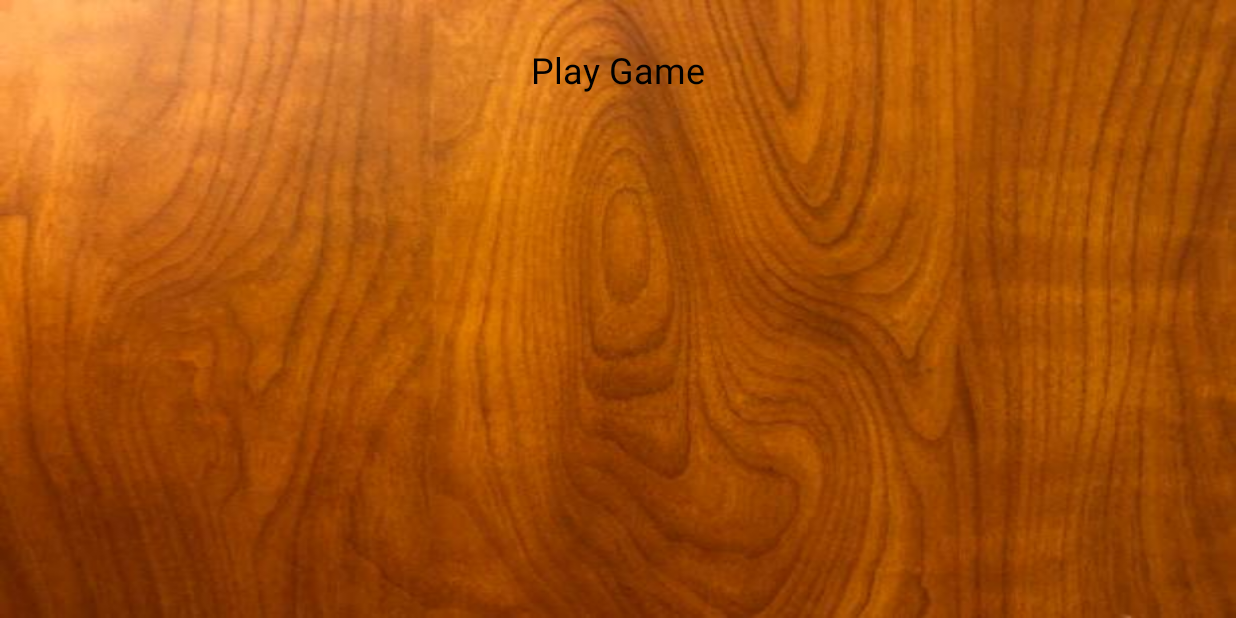
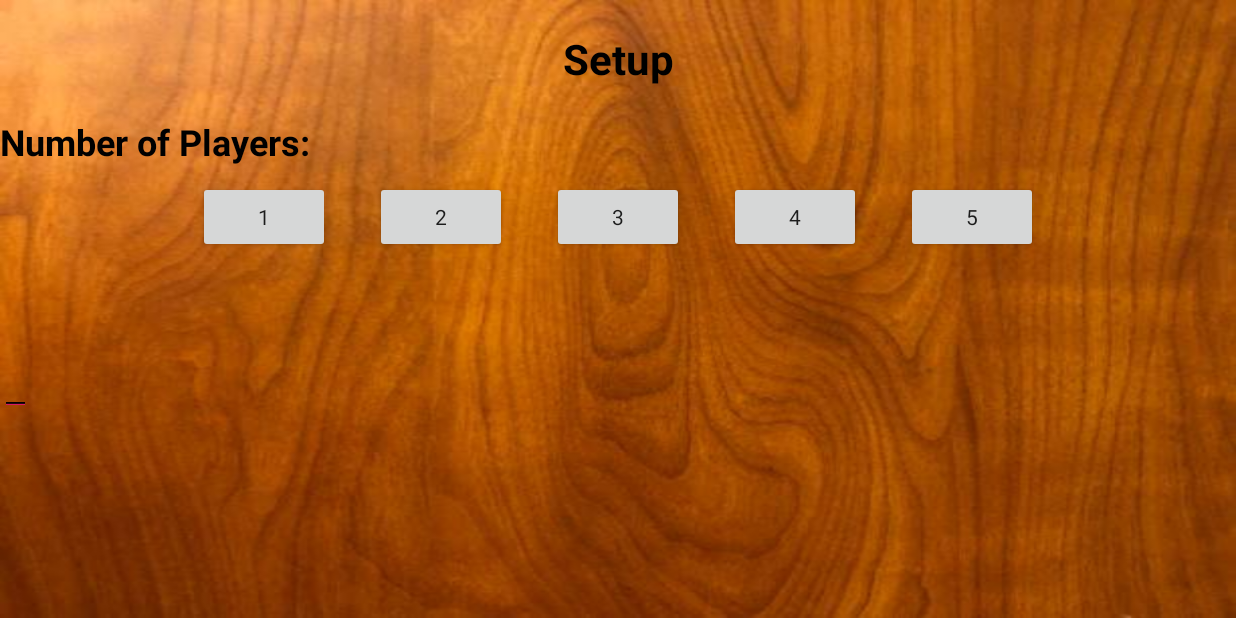
Before and after one commit to dignified-farkle-coders/dignified-farkle-client, an Android app: the screen it shows after launch (PlayGameActivity before the commit, GameSetupActivity after it), after a tap on "PLAY GAME", on a phone screen of 824 x 412 dp (held sideways). Run offline under Robolectric (Android 15) with nearby library versions, the phone set to English and light mode, and no system bars.

Commit message:
Working with the buttons

```diff
--- a/app/src/main/AndroidManifest.xml
+++ b/app/src/main/AndroidManifest.xml
@@ -9,6 +9,11 @@
     android:roundIcon="@mipmap/ic_launcher_round"
     android:supportsRtl="true"
     android:theme="@style/AppTheme">
+    <activity
+      android:name=".GameSetupActivity"
+      android:screenOrientation="landscape"
+      android:theme="@style/AppTheme.NoActionBar">
+    </activity>
     <activity
       android:name=".PlayGameActivity"
       android:screenOrientation="landscape"
--- /dev/null
+++ b/app/src/main/java/io/farkle/dignified_farkle_client/GameSetupActivity.java
@@ -0,0 +1,121 @@
+package io.farkle.dignified_farkle_client;
+
+import android.content.Intent;
+import android.view.View;
+import android.view.View.OnClickListener;
+import android.widget.Button;
+import android.widget.TextView;
+import androidx.appcompat.app.AppCompatActivity;
+import android.os.Bundle;
+
+public class GameSetupActivity extends AppCompatActivity {
+  Button button1, button2, button3, button4, button5;
+  String hello;
+  View view;
+  TextView textView;
+
+  @Override
+  protected void onCreate(Bundle savedInstanceState) {
+    super.onCreate(savedInstanceState);
+    setContentView(R.layout.activity_game_setup);
+
+    button1 = findViewById(R.id.button1);
+    textView = findViewById(R.id.player1Id);
+
+    button2 = findViewById(R.id.button2);
+    textView = findViewById(R.id.player2Id);
+
+    button3 = findViewById(R.id.button3);
+    textView = findViewById(R.id.player3Id);
+
+    button4 = findViewById(R.id.button4);
+    textView = findViewById(R.id.player4Id);
+
+    button5 = findViewById(R.id.button5);
+    textView = findViewById(R.id.player5Id);
+
+    button1.setOnClickListener(new View.OnClickListener() {
+      @Override
+      public void onClick(View view) {
+        Intent intent = getIntent();
+        startActivity(intent);
+        textView.setText("Player Names:");
+        button1.setBackgroundColor(getResources().getColor(R.color.buttonPress));
+        System.out.println("Button1");
+      }
+    });
+
+    button2.setOnClickListener(new View.OnClickListener() {
+      @Override
+      public void onClick(View view) {
+        Intent intent = getIntent();
+        startActivity(intent);
+        textView.setText("Player Names:");
+        button2.setBackgroundColor(getResources().getColor(R.color.buttonPress));
+        System.out.println("Button2");
+
+      }
+    });
+
+    button3.setOnClickListener(new View.OnClickListener() {
+      @Override
+      public void onClick(View view) {
+        Intent intent = getIntent();
+        startActivity(intent);
+        textView.setText("Player Names:");
+        button3.setBackgroundColor(getResources().getColor(R.color.buttonPress));
+        System.out.println("Button3");
+
+      }
+    });
+
+    button4.setOnClickListener(new View.OnClickListener() {
+      @Override
+      public void onClick(View view) {
+        Intent intent = getIntent();
+        startActivity(intent);
+        textView.setText("Player Names:");
+        button4.setBackgroundColor(getResources().getColor(R.color.buttonPress));
+        System.out.println("Button4");
+      }
+    });
+
+    button5.setOnClickListener(new View.OnClickListener() {
+      @Override
+      public void onClick(View view) {
+        Intent intent = getIntent();
+        startActivity(intent);
+        textView.setText("Player Names:");
+        button5.setBackgroundColor(getResources().getColor(R.color.buttonPress));
+        System.out.println("Button5");
+
+      }
+    });
+  }
+
+  public void resetButtons() {
+    setContentView(R.layout.activity_game_setup);
+
+    button1 = findViewById(R.id.button1);
+    textView = findViewById(R.id.player1Id);
+
+    button2 = findViewById(R.id.button2);
+    textView = findViewById(R.id.player2Id);
+
+    button3 = findViewById(R.id.button3);
+    textView = findViewById(R.id.player3Id);
+
+    button4 = findViewById(R.id.button4);
+    textView = findViewById(R.id.player4Id);
+
+    button5 = findViewById(R.id.button5);
+    textView = findViewById(R.id.player5Id);
+//    button1.setBackgroundColor(getResources().getColor(R.color.buttonPress));
+//    button2.setBackgroundColor(getResources().getColor(R.color.buttonPress));
+//    button3.setBackgroundColor(getResources().getColor(R.color.buttonPress));
+//    button4.setBackgroundColor(getResources().getColor(R.color.buttonPress));
+//    button5.setBackgroundColor(getResources().getColor(R.color.buttonPress));
+
+  }
+
+}
--- a/app/src/main/java/io/farkle/dignified_farkle_client/PlayGameActivity.java
+++ b/app/src/main/java/io/farkle/dignified_farkle_client/PlayGameActivity.java
@@ -15,6 +15,8 @@ public class PlayGameActivity extends AppCompatActivity {
   protected void onCreate(Bundle savedInstanceState) {
     setContentView(R.layout.activity_play_game);
     super.onCreate(savedInstanceState);
+
+
   }
 
 }
--- a/app/src/main/java/io/farkle/dignified_farkle_client/StartFrag.java
+++ b/app/src/main/java/io/farkle/dignified_farkle_client/StartFrag.java
@@ -31,13 +31,18 @@ public class StartFrag extends Fragment implements View.OnClickListener {
   public void onClick(View view) {
     switch (view.getId()) {
       case R.id.play_button:
-        openPlayGameActivity();
+        openGameSettupActivity();
         break;
       case R.id.profile_button:
         openProfileActivity();
         break;
 
     }
+  }
+
+  private void openGameSettupActivity () {
+    Intent intent = new Intent(getContext(), GameSetupActivity.class);
+    startActivity(intent);
   }
 
   private void openProfileActivity () {
--- /dev/null
+++ b/app/src/main/res/layout/activity_game_setup.xml
@@ -0,0 +1,128 @@
+<?xml version="1.0" encoding="utf-8"?>
+<androidx.constraintlayout.widget.ConstraintLayout
+  xmlns:android="http://schemas.android.com/apk/res/android"
+  xmlns:app="http://schemas.android.com/apk/res-auto"
+  xmlns:tools="http://schemas.android.com/tools"
+  android:layout_width="match_parent"
+  android:layout_height="match_parent"
+  tools:context=".GameSetupActivity"
+  android:background="@drawable/main_background">
+
+  <TextView
+    android:id="@+id/setup"
+    android:layout_width="wrap_content"
+    android:layout_height="wrap_content"
+    android:text="Setup"
+    style="@style/Headers"
+    app:layout_constraintTop_toTopOf="parent"
+    app:layout_constraintRight_toRightOf="parent"
+    app:layout_constraintLeft_toLeftOf="parent"/>
+
+  <TextView
+    android:id="@+id/number_of_players"
+    android:layout_width="wrap_content"
+    android:layout_height="wrap_content"
+    android:text="Number of Players:"
+    android:textSize="24sp"
+    android:textColor="@color/textColors"
+    android:paddingBottom="10sp"
+    android:textStyle="bold"
+    app:layout_constraintTop_toBottomOf="@id/setup"
+    app:layout_constraintLeft_toLeftOf="parent"/>
+
+  <TextView
+    android:id="@+id/playerId"
+    android:layout_width="wrap_content"
+    android:layout_height="wrap_content"
+    android:text=""
+    android:textSize="24sp"
+    android:textColor="@color/textColors"
+    android:paddingBottom="10sp"
+    android:paddingTop="20sp"
+    android:textStyle="bold"
+    app:layout_constraintTop_toBottomOf="@id/button1"
+    app:layout_constraintLeft_toLeftOf="parent"/>
+
+  <EditText
+    android:id="@+id/player1Id"
+    android:layout_width="wrap_content"
+    android:layout_height="wrap_content"
+    app:layout_constraintTop_toBottomOf="@id/playerId"
+    app:layout_constraintLeft_toLeftOf="@id/playerId"/>
+
+  <EditText
+    android:id="@+id/player2Id"
+    android:layout_width="wrap_content"
+    android:layout_height="wrap_content"
+    app:layout_constraintTop_toBottomOf="@id/playerId"
+    app:layout_constraintLeft_toLeftOf="@id/playerId"/>
+
+  <EditText
+    android:id="@+id/player3Id"
+    android:layout_width="wrap_content"
+    android:layout_height="wrap_content"
+    app:layout_constraintTop_toBottomOf="@id/playerId"
+    app:layout_constraintLeft_toLeftOf="@id/playerId"/>
+
+  <EditText
+    android:id="@+id/player4Id"
+    android:layout_width="wrap_content"
+    android:layout_height="wrap_content"
+    app:layout_constraintTop_toBottomOf="@id/playerId"
+    app:layout_constraintLeft_toLeftOf="@id/playerId"/>
+
+  <EditText
+    android:id="@+id/player5Id"
+    android:layout_width="wrap_content"
+    android:layout_height="wrap_content"
+    app:layout_constraintTop_toBottomOf="@id/playerId"
+    app:layout_constraintLeft_toLeftOf="@id/playerId"/>
+
+  <Button
+    android:id="@+id/button1"
+    android:layout_width="wrap_content"
+    android:layout_height="wrap_content"
+    android:text="1"
+    app:layout_constraintRight_toLeftOf="@id/button2"
+    app:layout_constraintTop_toBottomOf="@id/number_of_players"
+    style="@style/SettingsButtons"/>
+
+  <Button
+    android:id="@+id/button2"
+    android:layout_width="wrap_content"
+    android:layout_height="wrap_content"
+    android:text="2"
+    app:layout_constraintRight_toLeftOf="@id/button3"
+    app:layout_constraintTop_toBottomOf="@id/number_of_players"
+    style="@style/SettingsButtons"/>
+
+  <Button
+    android:id="@+id/button3"
+    android:layout_width="wrap_content"
+    android:layout_height="wrap_content"
+    android:text="3"
+    app:layout_constraintLeft_toLeftOf="parent"
+    app:layout_constraintRight_toRightOf="parent"
+    app:layout_constraintTop_toBottomOf="@id/number_of_players"
+    style="@style/SettingsButtons"/>
+
+  <Button
+    android:id="@+id/button4"
+    android:layout_width="wrap_content"
+    android:layout_height="wrap_content"
+    android:text="4"
+    app:layout_constraintLeft_toRightOf="@id/button3"
+    app:layout_constraintTop_toBottomOf="@id/number_of_players"
+    style="@style/SettingsButtons"/>
+
+  <Button
+    android:id="@+id/button5"
+    android:layout_width="wrap_content"
+    android:layout_height="wrap_content"
+    android:text="5"
+    app:layout_constraintLeft_toRightOf="@id/button4"
+    app:layout_constraintTop_toBottomOf="@id/number_of_players"
+    style="@style/SettingsButtons"/>
+
+
+</androidx.constraintlayout.widget.ConstraintLayout>
--- a/app/src/main/res/values/colors.xml
+++ b/app/src/main/res/values/colors.xml
@@ -1,7 +1,8 @@
 <?xml version="1.0" encoding="utf-8"?>
 <resources>
   <color name="colorPrimary">#008577</color>
-  <color name="colorPrimaryDark">#00574B</color>
+  <color name="colorPrimaryDark">#000</color>
   <color name="colorAccent">#D81B60</color>
   <color name="textColors">#FF000000</color>
+  <color name="buttonPress">#5574D8</color>
 </resources>
--- a/app/src/main/res/values/strings.xml
+++ b/app/src/main/res/values/strings.xml
@@ -9,6 +9,10 @@
   <string name="points">Points: %d</string>
   <string name="win_ratio">Win Ratio: %f</string>
   <string name="largest_single_point">Largest Single Point: %d</string>
+  <string name="farkle">Farkle</string>
+  <string name="find_lobby">Find Lobby</string>
+  <string name="create_lobby">create lobby</string>
+  <string name="play_game">Play Game</string>
 
 
 </resources>
--- a/app/src/main/res/values/styles.xml
+++ b/app/src/main/res/values/styles.xml
@@ -15,9 +15,15 @@
   </style>
 
   <style name="Headers" parent="Theme.AppCompat.Light">
-    <item name="android:textSize">24sp</item>
-    <item name="android:padding">30sp</item>
+    <item name="android:textSize">28sp</item>
+    <item name="android:textStyle">bold</item>
+    <item name="android:padding">20sp</item>
     <item name="android:textColor">@color/textColors</item>
+  </style>
+
+  <style name="SettingsButtons" parent="Theme.AppCompat.Light">
+    <item name="android:layout_marginRight">30dp</item>
+    <item name="android:layout_marginLeft">30dp</item>
   </style>
 
   <style name="AppTheme.NoActionBar">
```
Also changed, not shown: app/src/main/res/layout/activity_play_game.xml (+10 -0 lines), app/src/main/res/layout/fragment_start.xml (+5 -5 lines).
